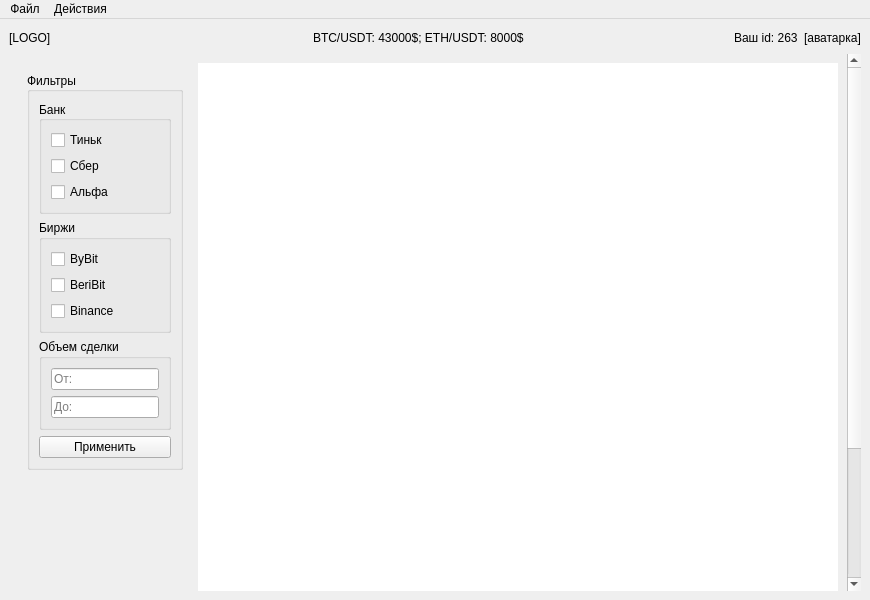
Before: the Qt Designer form client/mainwindow.ui in ttema4/p2p-app, drawn with Qt 5.
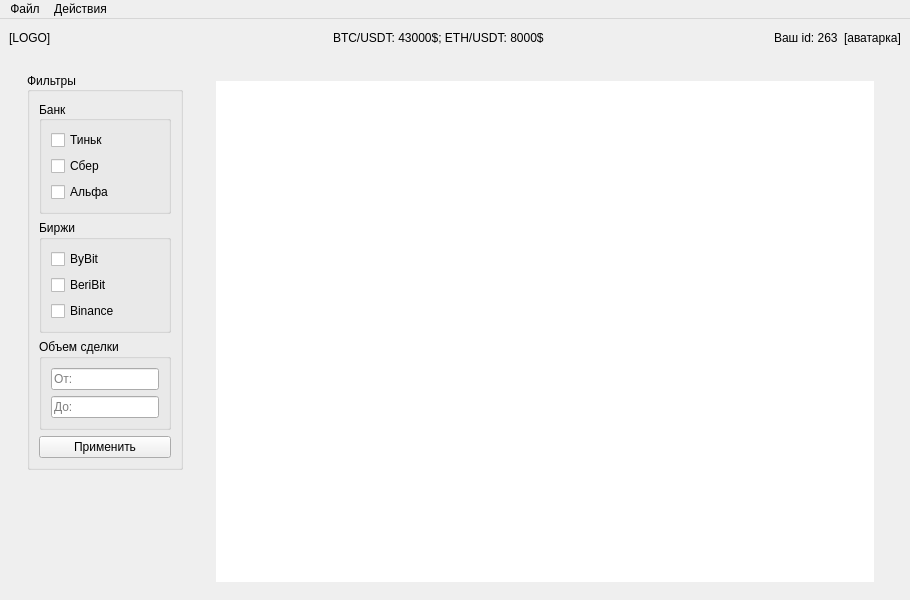
After: the same form once the commit is applied.

Commit message: resisable table, server logic simulator^

What changed in the file:
```diff
--- a/client/mainwindow.ui
+++ b/client/mainwindow.ui
@@ -6,10 +6,16 @@
    <rect>
     <x>0</x>
     <y>0</y>
-    <width>870</width>
+    <width>910</width>
     <height>600</height>
    </rect>
   </property>
+  <property name="minimumSize">
+   <size>
+    <width>700</width>
+    <height>500</height>
+   </size>
+  </property>
   <property name="windowTitle">
    <string>p2p-app</string>
   </property>
@@ -99,35 +105,11 @@
      </layout>
     </item>
     <item>
-     <widget class="QScrollArea" name="scrollArea">
-      <property name="frameShape">
-       <enum>QFrame::NoFrame</enum>
-      </property>
-      <property name="verticalScrollBarPolicy">
-       <enum>Qt::ScrollBarAsNeeded</enum>
-      </property>
-      <property name="horizontalScrollBarPolicy">
-       <enum>Qt::ScrollBarAlwaysOff</enum>
-      </property>
-      <property name="sizeAdjustPolicy">
-       <enum>QAbstractScrollArea::AdjustToContentsOnFirstShow</enum>
-      </property>
-      <property name="widgetResizable">
-       <bool>true</bool>
-      </property>
-      <widget class="QWidget" name="scrollAreaWidgetContents">
-       <property name="geometry">
-        <rect>
-         <x>0</x>
-         <y>0</y>
-         <width>846</width>
-         <height>724</height>
-        </rect>
-       </property>
-       <layout class="QHBoxLayout" name="horizontalLayout_2">
+     <widget class="QWidget" name="widget" native="true">
+      <layout class="QHBoxLayout" name="horizontalLayout_4">
         <item>
-         <widget class="QWidget" name="verticalWidget" native="true">
-          <layout class="QVBoxLayout" name="verticalLayout_8">
+        <widget class="QWidget" name="widget_2" native="true">
+         <layout class="QVBoxLayout" name="verticalLayout">
            <item>
             <widget class="QGroupBox" name="groupBox">
              <property name="sizePolicy">
@@ -279,7 +261,7 @@
             </widget>
            </item>
            <item>
-            <spacer name="verticalSpacer">
+           <spacer name="verticalSpacer_2">
              <property name="orientation">
               <enum>Qt::Vertical</enum>
              </property>
@@ -295,6 +277,36 @@
          </widget>
         </item>
         <item>
+        <widget class="QScrollArea" name="scrollArea">
+         <property name="frameShape">
+          <enum>QFrame::NoFrame</enum>
+         </property>
+         <property name="verticalScrollBarPolicy">
+          <enum>Qt::ScrollBarAlwaysOff</enum>
+         </property>
+         <property name="horizontalScrollBarPolicy">
+          <enum>Qt::ScrollBarAlwaysOff</enum>
+         </property>
+         <property name="sizeAdjustPolicy">
+          <enum>QAbstractScrollArea::AdjustToContents</enum>
+         </property>
+         <property name="widgetResizable">
+          <bool>true</bool>
+         </property>
+         <widget class="QWidget" name="scrollAreaWidgetContents">
+          <property name="geometry">
+           <rect>
+            <x>0</x>
+            <y>0</y>
+            <width>643</width>
+            <height>748</height>
+           </rect>
+          </property>
+          <layout class="QHBoxLayout" name="horizontalLayout_2">
+           <item>
+            <widget class="QWidget" name="verticalWidget" native="true">
+             <layout class="QVBoxLayout" name="verticalLayout_8">
+              <item>
          <widget class="QTableWidget" name="tableWidget">
           <property name="sizePolicy">
            <sizepolicy hsizetype="Expanding" vsizetype="Expanding">
@@ -324,6 +336,12 @@
         </item>
        </layout>
       </widget>
+           </item>
+          </layout>
+         </widget>
+        </widget>
+       </item>
+      </layout>
      </widget>
     </item>
    </layout>
@@ -333,7 +351,7 @@
     <rect>
      <x>0</x>
      <y>0</y>
-     <width>870</width>
+     <width>910</width>
      <height>24</height>
     </rect>
    </property>
```
Lines whose indentation alone changed are shown as unchanged. The commit also changes 2 other files.
